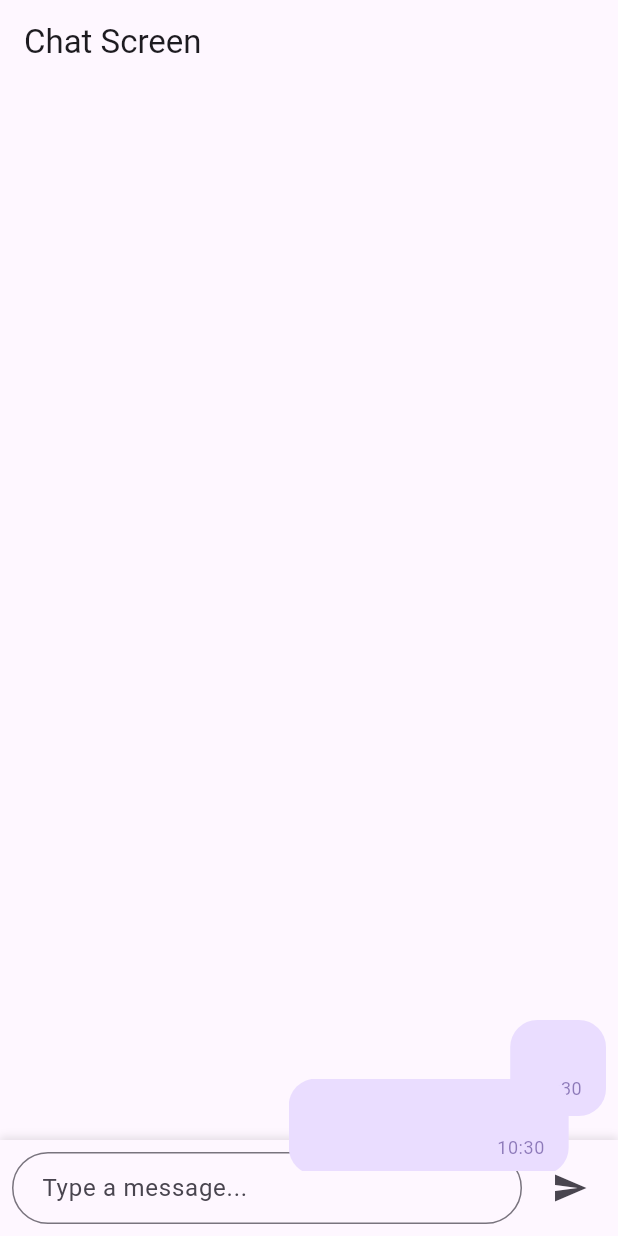
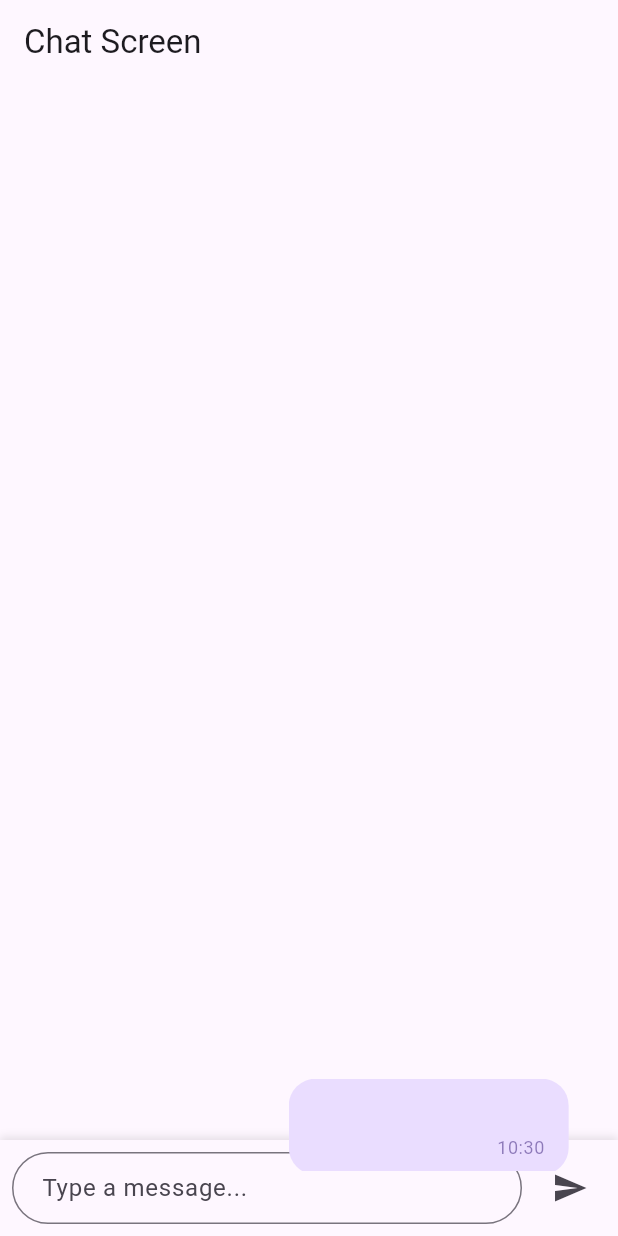
Before and after one commit to theSharpestTool/chat_animations_challenge, a Flutter app: the screen it shows after launch, after a tap on the "send" icon, on a phone screen of 412 x 824 dp. Run offline on Flutter 3.47's test engine with Material 3 defaults, Android fonts, the phone set to English and light mode, and no system bars; our stand-ins replace flutter_bloc.

Commit message:
✨ feat(ChatScreen): use Visibility to hide rising animation bubble

```diff
--- a/lib/chat/view/chat_screen.dart
+++ b/lib/chat/view/chat_screen.dart
@@ -97,12 +97,15 @@ class _ChatScreenState extends State<ChatScreen> with TickerProviderStateMixin {
                       sliver: SliverToBoxAdapter(
                         child: AnimatedBuilder(
                           animation: _animation,
+                          child: Visibility.maintain(
+                            visible: false,
                             child: Padding(
                               key: _animatingBubbleKey,
                               padding: .only(bottom: bubbleSpacing),
                               child: ChatBubble(
                                 message: _animatingMessageText,
                                 timestamp: DateTime.now(),
+                              ),
                             ),
                           ),
                           builder: (context, child) {
@@ -231,28 +234,14 @@ class ChatBubble extends StatelessWidget {
 }
 
 extension on GlobalKey {
-  Size? get size {
+  Rect? get rect {
     final renderObject = currentContext?.findRenderObject();
-    if (renderObject is RenderBox) {
-      return renderObject.size;
-    }
+    if (renderObject is! RenderBox) {
       return null;
     }
 
-  Offset? get offset {
-    final renderObject = currentContext?.findRenderObject();
-    if (renderObject is RenderBox) {
-      return renderObject.localToGlobal(Offset.zero);
-    }
-    return null;
-  }
-
-  Rect? get rect {
-    final offset = this.offset;
-    final size = this.size;
-    if (offset != null && size != null) {
+    final offset = renderObject.localToGlobal(Offset.zero);
+    final size = renderObject.size;
     return offset & size;
   }
-    return null;
 }
-}
```
Lines whose indentation alone changed are shown as unchanged.
